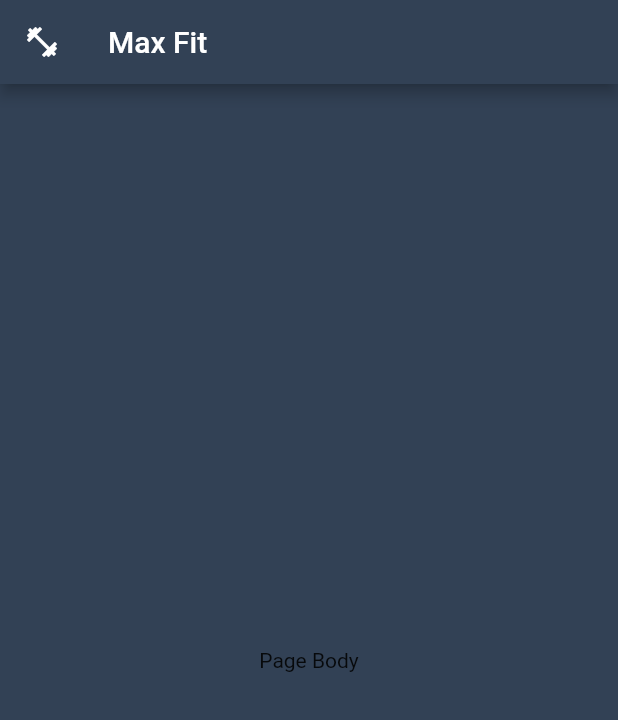
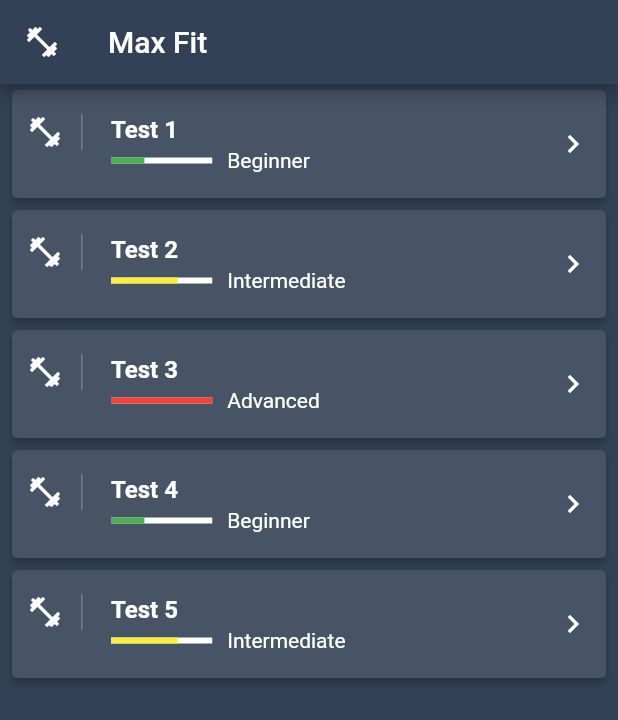
Before and after one commit to sench32/maxfit, a Flutter app: the screen it shows after launch, on a phone screen of 412 x 824 dp. Shown: the top 720 px of the screen. Run offline on Flutter 3.47's test engine with Material 2 defaults, Android fonts, the phone set to English and light mode, and no system bars.

Commit message:
fuul video №1

```diff
--- /dev/null
+++ b/lib/domain/workout.dart
@@ -0,0 +1,4 @@
+class Workout {
+  String title, author, description, level;
+  Workout({this.title, this.author, this.description, this.level});
+}
--- a/lib/main.dart
+++ b/lib/main.dart
@@ -1,4 +1,5 @@
 import 'package:flutter/material.dart';
+import 'package:maxfit/domain/workout.dart';
 
 void main() => runApp(MaxFitApp());
 
@@ -32,9 +33,136 @@ class HomePage extends StatelessWidget {
           leading: Icon(Icons.fitness_center),
         ),
         body: Center(
-          child: Text('Page Body'),
+          child: WorkoutsList(),
         ),
       ),
     );
   }
 }
+
+class WorkoutsList extends StatelessWidget {
+  final workouts = <Workout>[
+    Workout(
+        title: 'Test 1',
+        author: 'Max 1',
+        description: 'Test Workout 1',
+        level: 'Beginner'),
+    Workout(
+        title: 'Test 2',
+        author: 'Max 2',
+        description: 'Test Workout 2',
+        level: 'Intermediate'),
+    Workout(
+        title: 'Test 3',
+        author: 'Max 3',
+        description: 'Test Workout 3',
+        level: 'Advanced'),
+    Workout(
+        title: 'Test 4',
+        author: 'Max 4',
+        description: 'Test Workout 4',
+        level: 'Beginner'),
+    Workout(
+        title: 'Test 5',
+        author: 'Max 5',
+        description: 'Test Workout 5',
+        level: 'Intermediate'),
+  ];
+
+  @override
+  Widget build(BuildContext context) {
+    return Container(
+        child: Container(
+      child: ListView.builder(
+          itemCount: workouts.length,
+          itemBuilder: (context, i) {
+            return Card(
+              elevation: 2.0,
+              margin: EdgeInsets.symmetric(horizontal: 8, vertical: 4),
+              child: Container(
+                decoration: BoxDecoration(
+                  color: Color.fromRGBO(50, 65, 85, 0.9),
+                ),
+                child: ListTile(
+                  contentPadding: EdgeInsets.symmetric(horizontal: 10),
+                  // ignore: deprecated_member_use
+                  leading: Container(
+                    padding: EdgeInsets.only(right: 12),
+                    // ignore: deprecated_member_use
+                    child: Icon(
+                      Icons.fitness_center,
+                      // ignore: deprecated_member_use
+                      color: Theme.of(context).textTheme.title.color,
+                    ),
+                    decoration: BoxDecoration(
+                      border: Border(
+                        right: BorderSide(width: 1, color: Colors.white24),
+                      ),
+                    ),
+                  ),
+                  title: Text(
+                    workouts[i].title,
+                    style: TextStyle(
+                        // ignore: deprecated_member_use
+                        color: Theme.of(context).textTheme.title.color,
+                        fontWeight: FontWeight.bold),
+                  ),
+                  // ignore: deprecated_member_use
+                  trailing: Icon(Icons.keyboard_arrow_right,
+                      color: Theme.of(context).textTheme.title.color),
+                  subtitle: subtitle(context, workouts[i]),
+                ),
+              ),
+            );
+          }),
+    ));
+  }
+}
+
+Widget subtitle(BuildContext context, Workout workout) {
+  var color = Colors.grey;
+  double indicatorLevel = 0;
+
+  switch (workout.level) {
+    case 'Beginner':
+      color = Colors.green;
+      indicatorLevel = 0.33;
+      break;
+    case 'Intermediate':
+      color = Colors.yellow;
+      indicatorLevel = 0.66;
+      break;
+    case 'Advanced':
+      color = Colors.red;
+      indicatorLevel = 1;
+      break;
+  }
+
+  return Row(
+    children: <Widget>[
+      Expanded(
+        flex: 1,
+        child: LinearProgressIndicator(
+          // ignore: deprecated_member_use
+          backgroundColor: Theme.of(context).textTheme.title.color,
+          value: indicatorLevel,
+          valueColor: AlwaysStoppedAnimation(color),
+        ),
+      ),
+      SizedBox(
+        width: 10,
+      ),
+      Expanded(
+        flex: 3,
+        // ignore: deprecated_member_use
+        child: Text(
+          workout.level,
+          style: TextStyle(
+            // ignore: deprecated_member_use
+            color: Theme.of(context).textTheme.title.color,
+          ),
+        ),
+      ),
+    ],
+  );
+}
```
Also changed, not shown: 3 other files.
